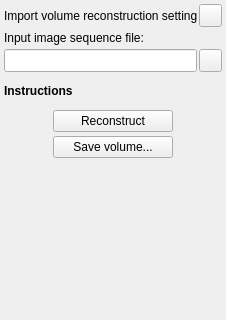
Qt form PlusApp/fCal/Toolboxes/VolumeReconstructionToolbox.ui (PlusToolkit/PlusApp) before a commit; both pictures show x 0 to 226 and y 0 to 320 of the 226 by 560 pixel window.
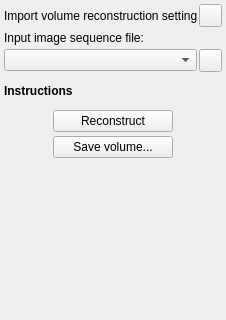
The same form after that commit. Icons and pictures are not drawn.

Commit message: Re #213: WIP Image name combobox added to Volume reconstruction toolbox

The edit to the form file:
```diff
--- a/PlusApp/fCal/Toolboxes/VolumeReconstructionToolbox.ui
+++ b/PlusApp/fCal/Toolboxes/VolumeReconstructionToolbox.ui
@@ -100,17 +100,7 @@
       <number>2</number>
      </property>
      <item>
-      <widget class="QLineEdit" name="lineEdit_InputImage">
-       <property name="sizePolicy">
-        <sizepolicy hsizetype="Preferred" vsizetype="Preferred">
-         <horstretch>0</horstretch>
-         <verstretch>0</verstretch>
-        </sizepolicy>
-       </property>
-       <property name="readOnly">
-        <bool>true</bool>
-       </property>
-      </widget>
+      <widget class="QComboBox" name="comboBox_InputImage"/>
      </item>
      <item>
       <widget class="QPushButton" name="pushButton_OpenInputImage">
```
Left out of the diff: 7 changed lines with no effect on the pictures. The commit also changes 4 other files.
